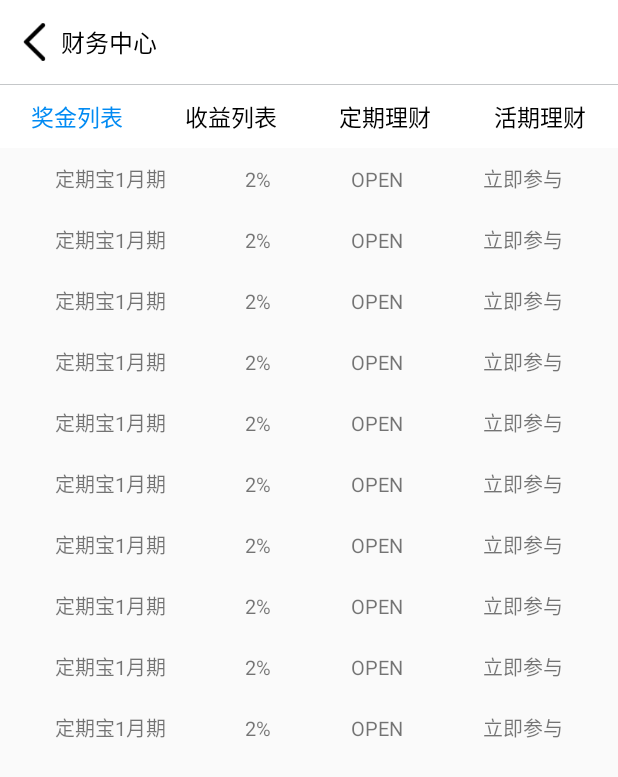
After one commit to btbDriver/PublicFinance, an Android app: the fragment FinanceCenterFragment shown on its own in the app's theme, on a phone screen of 412 x 824 dp. The commit adds this screen. Shown: the top 777 px of the screen. Run offline under Robolectric (Android 15) with nearby library versions, the phone set to English and light mode, and no system bars; libraries missing offline, so code that uses them is left out: com.hwangjr.rxbus, me.yokeyword.fragmentation.

Commit message:
更新侧导栏理财中心UI

```diff
--- a/app/src/main/java/com/drive/finance/MainActivity.kt
+++ b/app/src/main/java/com/drive/finance/MainActivity.kt
@@ -9,6 +9,8 @@ import android.widget.AdapterView
 import android.widget.ArrayAdapter
 import android.widget.ListView
 import com.drive.finance.base.BaseActivity
+import com.drive.finance.ui.drawer.FinanceCenterFragment
+import com.drive.finance.ui.drawer.createFinanceCenterFragment
 import com.drive.finance.ui.drawer.createTeamFragment
 import com.drive.finance.ui.drawer.createUserInfoFragment
 import com.drive.finance.ui.tab.createTabHostFragment
@@ -63,7 +65,7 @@ class MainActivity : BaseActivity() {
             }
             // 财务中心
             else if (position == 2) {
-
+                loadRootFragment(R.id.drawerFragmentContainer, createFinanceCenterFragment())
             }
             // 大众财富
             else if (position == 3) {
--- /dev/null
+++ b/app/src/main/java/com/drive/finance/ui/drawer/FinanceCenterFragment.kt
@@ -0,0 +1,52 @@
+package com.drive.finance.ui.drawer
+
+import android.os.Bundle
+import android.support.design.widget.TabLayout
+import android.support.v4.app.Fragment
+import android.support.v4.app.FragmentManager
+import android.support.v4.app.FragmentStatePagerAdapter
+import android.support.v4.view.ViewPager
+import android.view.LayoutInflater
+import android.view.View
+import android.view.ViewGroup
+import com.drive.finance.R
+import com.drive.finance.base.BaseFragment
+import com.drive.finance.ui.tab.createFinanceListFragment
+
+class FinanceCenterFragment : BaseFragment() {
+
+    val financeTabLayout by lazy {
+        view?.findViewById(R.id.financeTabLayout) as TabLayout
+    }
+    val viewPager by lazy {
+        view?.findViewById(R.id.viewPager) as ViewPager
+    }
+
+    override fun onCreateView(inflater: LayoutInflater?, container: ViewGroup?,
+                              savedInstanceState: Bundle?): View? {
+        return inflater!!.inflate(R.layout.fragment_finance_center, container, false)
+    }
+
+    override fun onViewCreated(view: View?, savedInstanceState: Bundle?) {
+        super.onViewCreated(view, savedInstanceState)
+        financeTabLayout.setupWithViewPager(viewPager)
+        viewPager.adapter = FinanceCenterPageAdapter(childFragmentManager)
+    }
+}
+
+class FinanceCenterPageAdapter(fragmentManager: FragmentManager) : FragmentStatePagerAdapter(fragmentManager) {
+
+    val titles = arrayOf("奖金列表", "收益列表", "定期理财", "活期理财")
+
+    override fun getCount(): Int = 4
+
+    override fun getItem(position: Int): Fragment {
+        return createFinanceListFragment(titles[position])
+    }
+
+    override fun getPageTitle(position: Int): CharSequence = titles[position]
+}
+
+fun createFinanceCenterFragment() : FinanceCenterFragment {
+    return FinanceCenterFragment()
+}
--- /dev/null
+++ b/app/src/main/res/layout/fragment_finance_center.xml
@@ -0,0 +1,41 @@
+<LinearLayout xmlns:android="http://schemas.android.com/apk/res/android"
+    xmlns:app="http://schemas.android.com/apk/res-auto"
+    android:layout_width="match_parent"
+    android:layout_height="match_parent"
+    android:orientation="vertical"
+    >
+
+    <com.drive.finance.widget.SimpleTitleBar
+        android:id="@+id/simpleTitleBar"
+        android:layout_width="match_parent"
+        android:layout_height="wrap_content"
+        app:titleBar_content="财务中心"
+        />
+
+    <View
+        android:layout_width="match_parent"
+        android:layout_height="1px"
+        android:background="@color/lineColor"
+        />
+
+    <android.support.design.widget.TabLayout
+        android:id="@+id/financeTabLayout"
+        android:layout_width="match_parent"
+        android:layout_height="42dp"
+        android:background="@android:color/white"
+        app:tabBackground="?attr/selectableItemBackgroundBorderless"
+        app:tabIndicatorHeight="0dp"
+        app:tabMode="fixed"
+        app:tabSelectedTextColor="#ff028bf3"
+        app:tabTextColor="@android:color/black"
+        app:tabTextAppearance = "@style/tabLayoutTextSize"
+        />
+
+    <android.support.v4.view.ViewPager
+        android:id="@+id/viewPager"
+        android:layout_width="match_parent"
+        android:layout_height="wrap_content"
+        android:overScrollMode="never"
+        />
+
+</LinearLayout>
```
